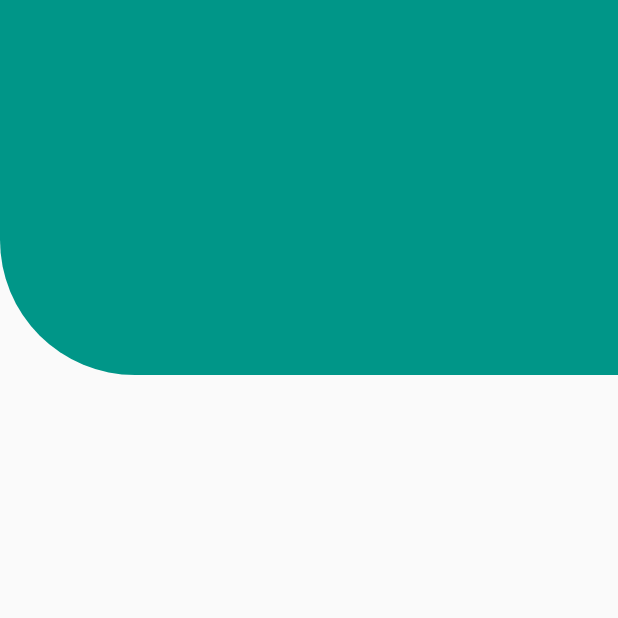
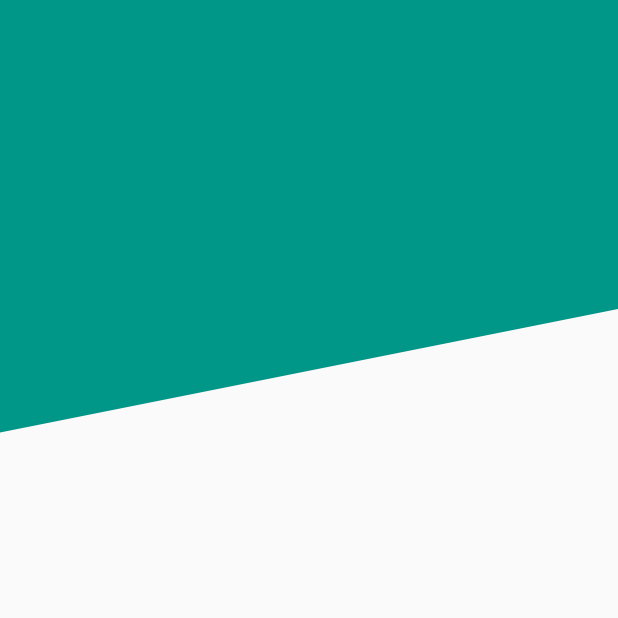
Before and after one commit to joseluisseg05/c_u_f_disenio_1, a Flutter app: the screen it shows after launch, on a phone screen of 412 x 824 dp, the top half of it. Run offline on Flutter 3.47's test engine with Material 2 defaults, Android fonts, the phone set to English and light mode, and no system bars.

Commit message:
Custom Painter diagonal

```diff
--- a/lib/src/pages/home_page.dart
+++ b/lib/src/pages/home_page.dart
@@ -8,7 +8,7 @@ class HomePage extends StatelessWidget {
   Widget build(BuildContext context) {
     return Scaffold(
       //body: HeaderCuadrado(),
-      body: HeaderBorderRen(),
+      body: HeaderDiagonal(),
     );
   }
 }
--- a/lib/src/widgets/header_cua_wdg.dart
+++ b/lib/src/widgets/header_cua_wdg.dart
@@ -22,3 +22,44 @@ class HeaderBorderRen extends StatelessWidget {
     );
   }
 }
+
+class HeaderDiagonal extends StatelessWidget {
+  @override
+  Widget build(BuildContext context) {
+    return Container(
+      height: double.infinity,
+      width: double.infinity,
+      //color: Colors.teal,
+      child: CustomPaint(
+        painter: _DiagonalPainter(),
+      ),
+    );
+  }
+}
+
+class _DiagonalPainter extends CustomPainter {
+  @override
+  void paint(Canvas canvas, Size size) {
+    final paint = Paint();
+    //propiedades
+    paint.color = Colors.teal;
+    //paint.style = PaintingStyle.stroke; //dibuja la linea
+    paint.style = PaintingStyle.fill; //rellena
+    paint.strokeWidth = 5.0;
+
+    final path = Path();
+    //dibujar
+    path.moveTo(0, size.height * 0.35); //mover a la mitad
+    path.lineTo(size.width, size.height * 0.25);
+    path.lineTo(size.width, 0);
+    path.lineTo(0, 0);
+    path.lineTo(0, size.height * 0.5);
+
+    canvas.drawPath(path, paint);
+  }
+
+  @override
+  bool shouldRepaint(CustomPainter oldDelegate) {
+    return true;
+  }
+}
```
